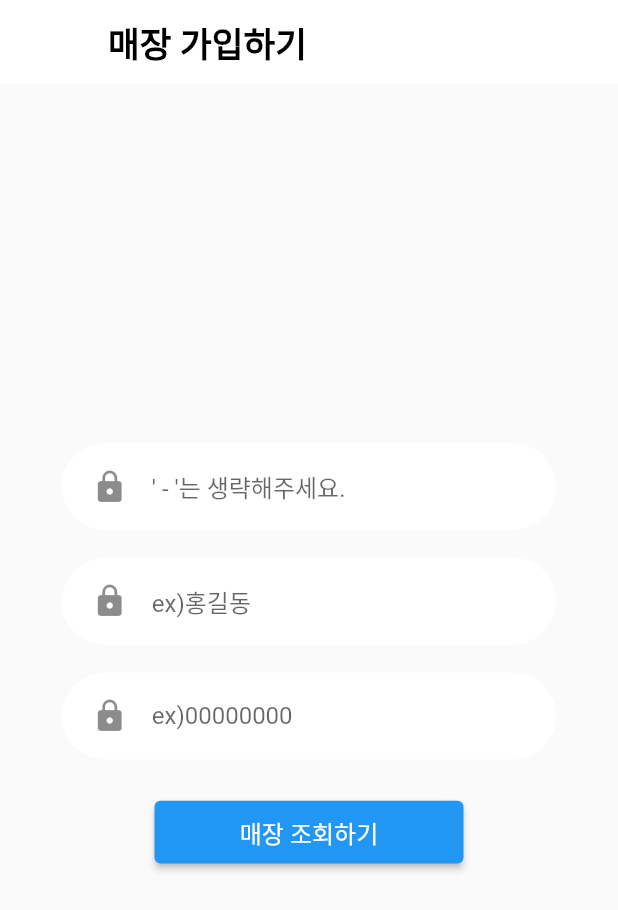
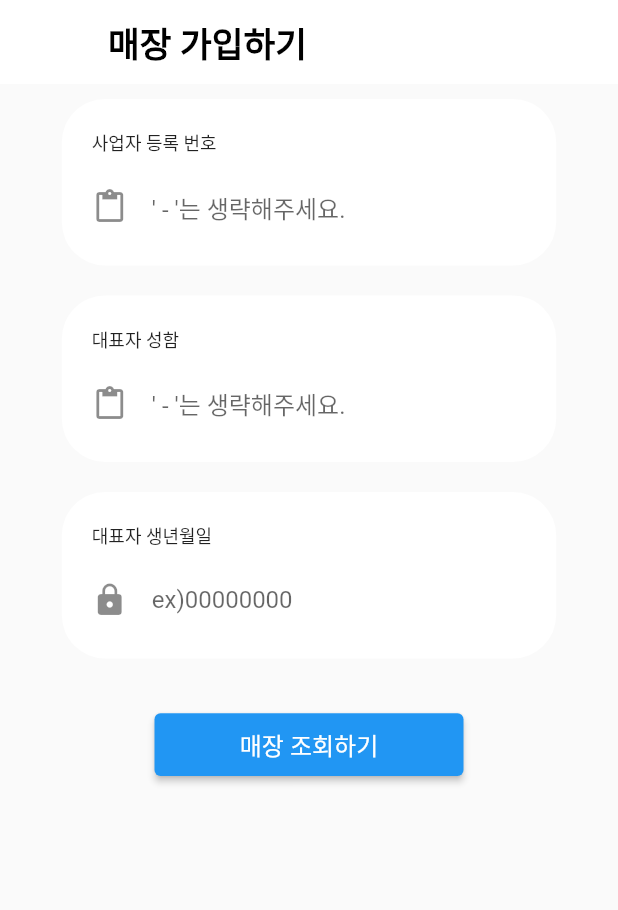
Before and after one commit to TypiDoyun/stac-offline, a Flutter app: the ShopJoinPage screen opened directly, on a phone screen of 412 x 824 dp. Shown: the top 910 px of the screen. Run offline on Flutter 3.47's test engine with Material 2 defaults, Android fonts, the light colour scheme and no system bars; our stand-ins replace dio, flutter_dotenv, geolocator, get, image_picker, location and 1 more; missing offline and left inert: flutter_naver_map; accounts and stored records are empty; network calls fail; key blocks and very long unbroken strings in the code were emptied for the run.

Commit message:
Feat: UI수정 및 매장 등록 개발 중

```diff
--- /dev/null
+++ b/lib/Widgets/margintextinputwidget.dart
@@ -0,0 +1,89 @@
+import 'package:flutter/material.dart';
+import 'package:flutter/services.dart';
+
+marginTextInputWidget({
+  required String hintText,
+  required FormFieldValidator validator,
+  required IconData icon,
+  required Color color,
+  required String topText,
+  TextInputType? keyboardType,
+  bool? enabled,
+  TextEditingController? controller,
+  int? maxLength,
+  bool obscureText = false,
+  Function(String)? onChanged,
+  void Function(String)? onFieldSubmitted,
+  FocusNode? focusNode,
+  String? counterText,
+  List<TextInputFormatter>? inputFomatters,
+}) {
+  return TextFieldContainer(
+    color: color,
+    child: Column(
+      children: [
+        Row(
+          children: [
+            Container(
+              margin: const EdgeInsets.symmetric(vertical: 10),
+              child: Text(
+                topText,
+                style: const TextStyle(fontSize: 12),
+              ),
+            ),
+          ],
+        ),
+        TextFormField(
+          onFieldSubmitted: onFieldSubmitted,
+          focusNode: focusNode,
+          maxLength: maxLength,
+          maxLengthEnforcement: MaxLengthEnforcement.enforced,
+          controller: controller,
+          onChanged: onChanged,
+          validator: validator,
+          autovalidateMode: AutovalidateMode.always,
+          keyboardType: keyboardType,
+          enabled: enabled,
+          obscureText: obscureText,
+          inputFormatters: inputFomatters,
+          decoration: InputDecoration(
+            counterText: counterText,
+            icon: Icon(icon),
+            hintText: hintText,
+            border: InputBorder.none,
+            errorStyle: const TextStyle(
+              color: Colors.black38,
+              fontSize: 12,
+            ),
+          ),
+        ),
+      ],
+    ),
+  );
+}
+class TextFieldContainer extends StatelessWidget {
+  final Widget child;
+  final Color color;
+
+  const TextFieldContainer(
+      {Key? key,
+        required this.child,
+        required this.color,
+      })
+      : super(key: key);
+
+  @override
+  Widget build(BuildContext context) {
+    Size size = MediaQuery.of(context).size;
+    return Container(
+      margin: const EdgeInsets.symmetric(vertical: 10),
+      padding: const EdgeInsets.fromLTRB(20, 10, 20, 15),
+      width: size.width * 0.8,
+      decoration: BoxDecoration(
+        color: color,
+        borderRadius: BorderRadius.circular(29),
+      ),
+      child: child,
+    );
+  }
+}
--- a/lib/Widgets/roundedInputField.dart
+++ b/lib/Widgets/roundedInputField.dart
@@ -2,12 +2,12 @@ import 'package:flutter/material.dart';
 
 roundedInputField({
   required String hintText,
-  required TextInputType keyboardType,
-  required FormFieldSetter onSaved,
   required FormFieldValidator validator,
   required IconData icon,
-  required bool enabled,
   required Color color,
+  bool? enabled,
+  FormFieldSetter? onSaved,
+  TextInputType? keyboardType,
   TextEditingController? controller,
   bool obscureText = false,
   Function(String)? onChanged,
@@ -16,7 +16,6 @@ roundedInputField({
     color: color,
     child: TextFormField(
       controller: controller,
-      onSaved: onSaved,
       onChanged: onChanged,
       validator: validator,
       autovalidateMode: AutovalidateMode.always,
@@ -36,7 +35,12 @@ class TextFieldContainer extends StatelessWidget {
   final Widget child;
   final Color color;
 
-  const TextFieldContainer({Key? key, required this.child, required this.color}) : super(key: key);
+  const TextFieldContainer(
+      {Key? key,
+      required this.child,
+      required this.color,
+      })
+      : super(key: key);
 
   @override
   Widget build(BuildContext context) {
--- a/lib/ownerpages/shopjoin.dart
+++ b/lib/ownerpages/shopjoin.dart
@@ -1,6 +1,9 @@
+import 'package:flutter/gestures.dart';
 import 'package:flutter/material.dart';
 import 'package:get/get.dart';
 import 'package:offline/Widgets/background.dart';
+import 'package:offline/Widgets/margintextinputwidget.dart';
+import 'package:offline/ownerpages/ownerhome.dart';
 import 'package:offline/utils/common/get-owner-info.dart';
 
 import '../Widgets/roundedInputField.dart';
@@ -18,9 +21,15 @@ class _ShopJoinPageState extends State<ShopJoinPage> {
 
   final PageController _pageController = PageController(initialPage: 0);
 
-  TextEditingController residentNumber = TextEditingController();
-  TextEditingController merchantname = TextEditingController();
-
+  Map<String, TextEditingController> merchantControllers = {
+    "residentNumber": TextEditingController(),
+    "merchantname": TextEditingController(),
+    "merchantbirthday": TextEditingController(),
+    "id": TextEditingController(),
+    "password": TextEditingController(),
+    "location": TextEditingController(),
+    "phoneNumber": TextEditingController(),
+  };
 
   @override
   Widget build(BuildContext context) {
@@ -48,52 +57,45 @@ class _ShopJoinPageState extends State<ShopJoinPage> {
             child: PageView(
               controller: _pageController,
               children: [
-                Column(
+                ListView(
+                  children: [
+                    SizedBox(
+                      child: Column(
                         mainAxisAlignment: MainAxisAlignment.center,
                         children: [
-                    roundedInputField(
+                          marginTextInputWidget(
+                            topText: "사업자 등록 번호",
+                            controller: merchantControllers["residentNumber"],
                             color: Theme.of(context).colorScheme.tertiary,
                             hintText: "' - '는 생략해주세요.",
-                        keyboardType: TextInputType.number,
-                        enabled: true,
-                        obscureText: true,
-                        onSaved: (val) {
-                          residentNumber = val;
-                        },
+                            keyboardType: TextInputType.datetime,
                             validator: (val) {
                               return null;
                             },
-                        icon: Icons.lock),
-                    SizedBox(
-                      height: size.width * 0.04,
+                            icon: Icons.paste,
                           ),
-                    roundedInputField(
+                          marginTextInputWidget(
+                            topText: "대표자 성함",
+                            controller: merchantControllers["merchantName"],
                             color: Theme.of(context).colorScheme.tertiary,
-                        hintText: "ex)홍길동",
-                        keyboardType: TextInputType.text,
-                        enabled: true,
-                        obscureText: true,
-                        onSaved: (val) {
-                        },
+                            hintText: "' - '는 생략해주세요.",
                             validator: (val) {
                               return null;
                             },
-                        icon: Icons.lock),
-                    SizedBox(
-                      height: size.width * 0.04,
+                            icon: Icons.paste,
                           ),
-                    roundedInputField(
+                          marginTextInputWidget(
+                            topText: "대표자 생년월일",
                             color: Theme.of(context).colorScheme.tertiary,
                             hintText: "ex)00000000",
                             keyboardType: TextInputType.number,
                             enabled: true,
                             obscureText: true,
-                        onSaved: (val) {
-                        },
                             validator: (val) {
                               return null;
                             },
-                        icon: Icons.lock),
+                            icon: Icons.lock,
+                          ),
                           SizedBox(
                             height: size.width * 0.04,
                           ),
@@ -107,11 +109,12 @@ class _ShopJoinPageState extends State<ShopJoinPage> {
                               ),
                               onPressed: () async {
                                 //사업자 등록 번호 조회 API
-                          final isValid = shopJoinformKey.currentState!.validate();
+                                final isValid =
+                                    shopJoinformKey.currentState!.validate();
                                 if (isValid) {
                                   shopJoinformKey.currentState!.save();
-                            await getOwnerInfo(
-                            );
+                                  // await getOwnerInfo(
+                                  // );
                                 }
                                 // checkBusinessRegistration(registration);
                               },
@@ -126,9 +129,23 @@ class _ShopJoinPageState extends State<ShopJoinPage> {
                           ),
                         ],
                       ),
+                    )
+                  ],
+                ),
                 Column(
                   children: [
-                    signInputField(
+                    Container(
+                      child: Column(
+                        children: [
+                          Text("")
+                        ],
+                      )
+                    )
+                  ],
+                ),
+                Column(
+                  children: [
+                    marginTextInputWidget(
                       topText: "비밀번호",
                       maxLength: 15,
                       color: Colors.white,
@@ -152,7 +169,7 @@ class _ShopJoinPageState extends State<ShopJoinPage> {
                       },
                       icon: Icons.lock,
                     ),
-                    signInputField(
+                    marginTextInputWidget(
                       topText: "비밀번호 확인",
                       maxLength: 15,
                       color: Colors.white,
@@ -173,9 +190,10 @@ class _ShopJoinPageState extends State<ShopJoinPage> {
                     ),
                   ],
                 ),
+
               ],
             ),
-          )
+          ),
         ),
       ),
     );
```
Also changed, not shown: lib/userpages/login.dart (+20 -0 lines), lib/userpages/signup.dart (+14 -108 lines). Lines whose indentation alone changed are shown as unchanged.
